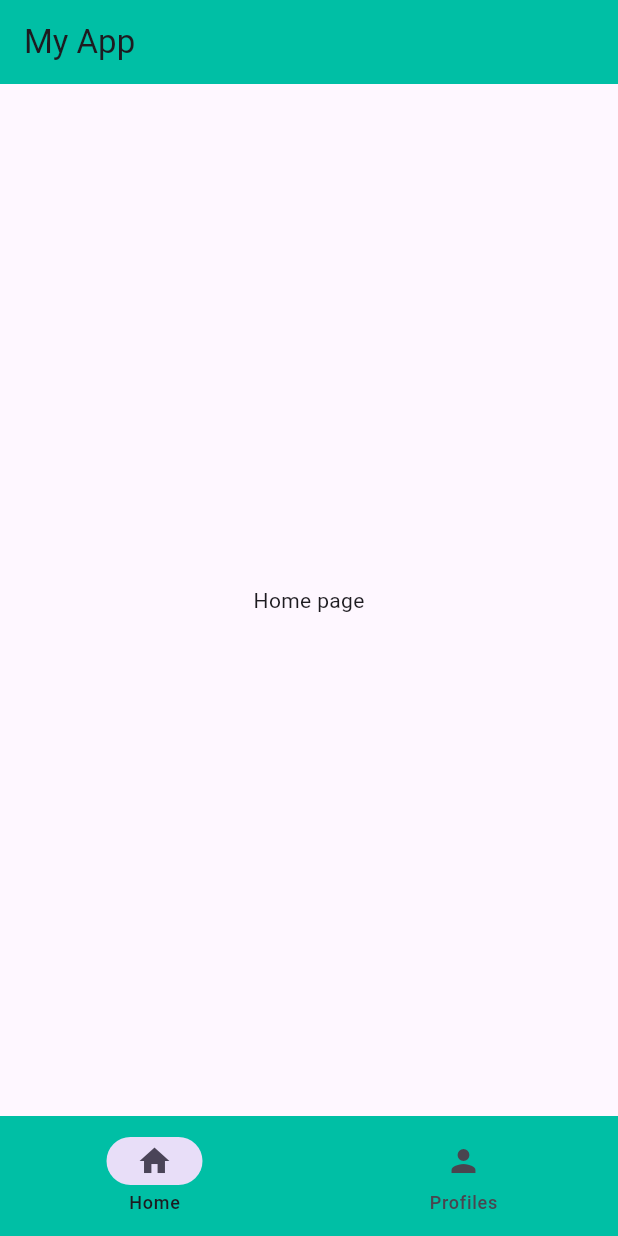
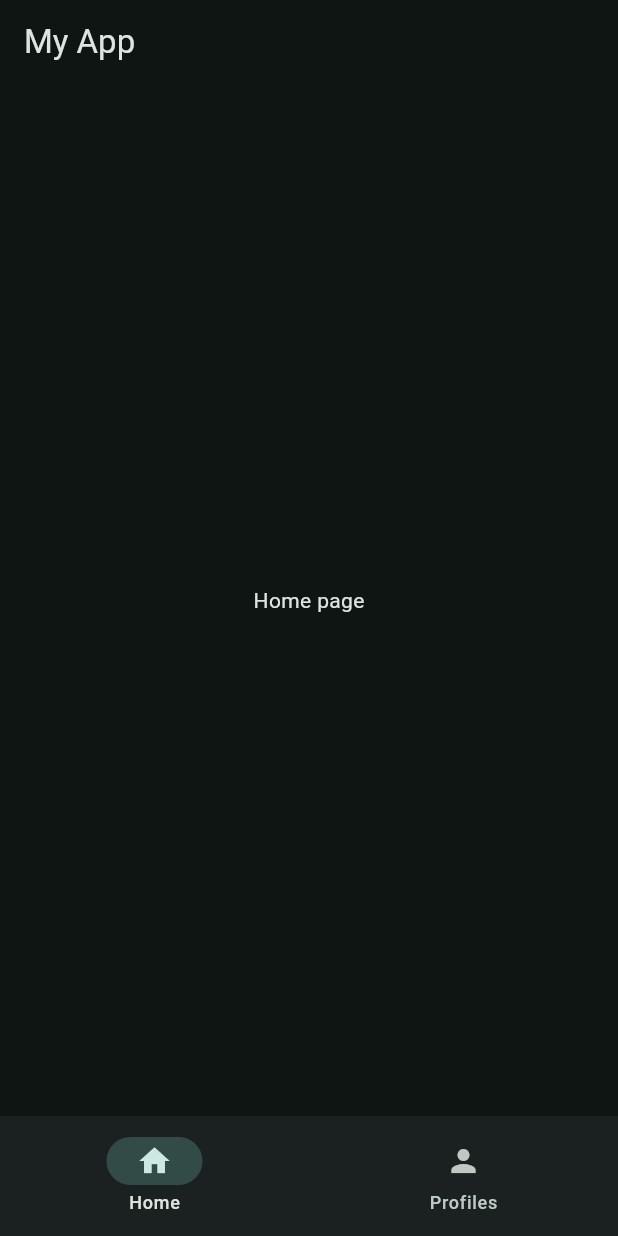
Before and after one commit to purnadi-winarno/flutter_kickstart, a Flutter app: the screen it shows after launch, on a phone screen of 412 x 824 dp. Run offline on Flutter 3.47's test engine with Material 3 defaults, Android fonts, the phone set to English and light mode, and no system bars.

Commit message:
add themes color

```diff
--- a/lib/main.dart
+++ b/lib/main.dart
@@ -17,11 +17,15 @@ class _MyAppState extends State<MyApp> {
   Widget build(BuildContext context) {
     return MaterialApp(
       debugShowCheckedModeBanner: false,
+      theme: ThemeData.from(
+        colorScheme: ColorScheme.fromSeed(
+          seedColor: Colors.teal,
+          brightness: Brightness.dark,
+        ),
+      ),
       home: Scaffold(
-        appBar: AppBar(
-          title: const Text("My App"),
-          backgroundColor: Colors.tealAccent.shade700,
-        ),
+        appBar: AppBar(title: const Text("My App")),
+
         body:
             selectedIndex == 0
                 ? Center(child: Text("Home page"))
@@ -37,7 +41,6 @@ class _MyAppState extends State<MyApp> {
             });
           },
           selectedIndex: selectedIndex,
-          backgroundColor: Colors.tealAccent.shade700,
         ),
       ),
     );
```
